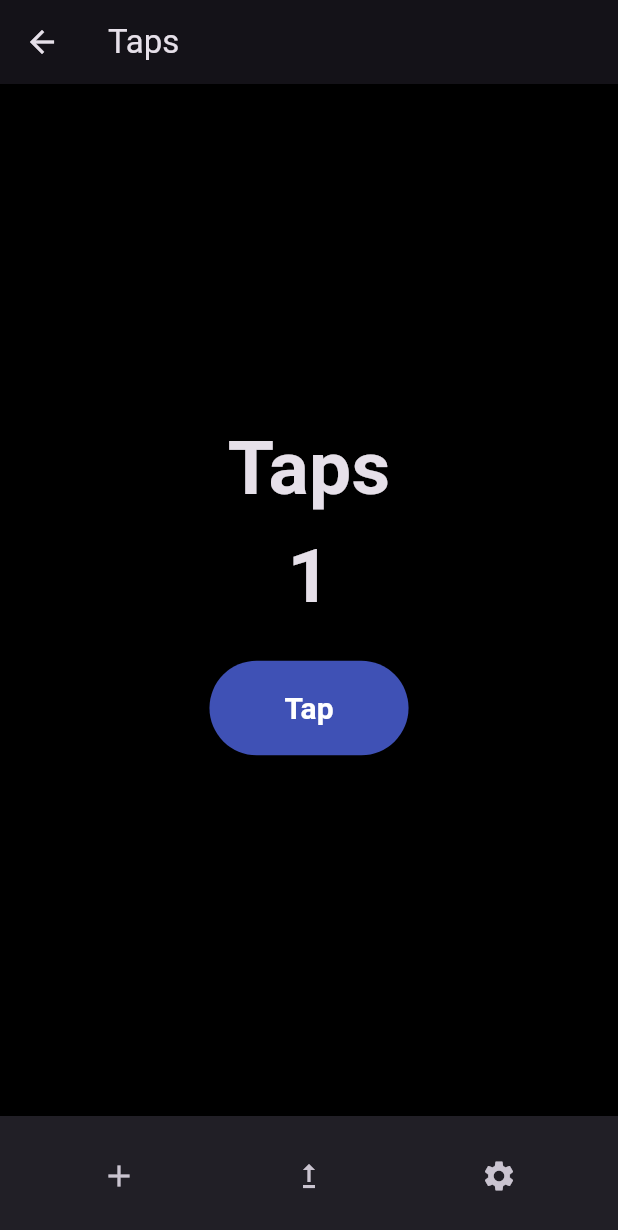
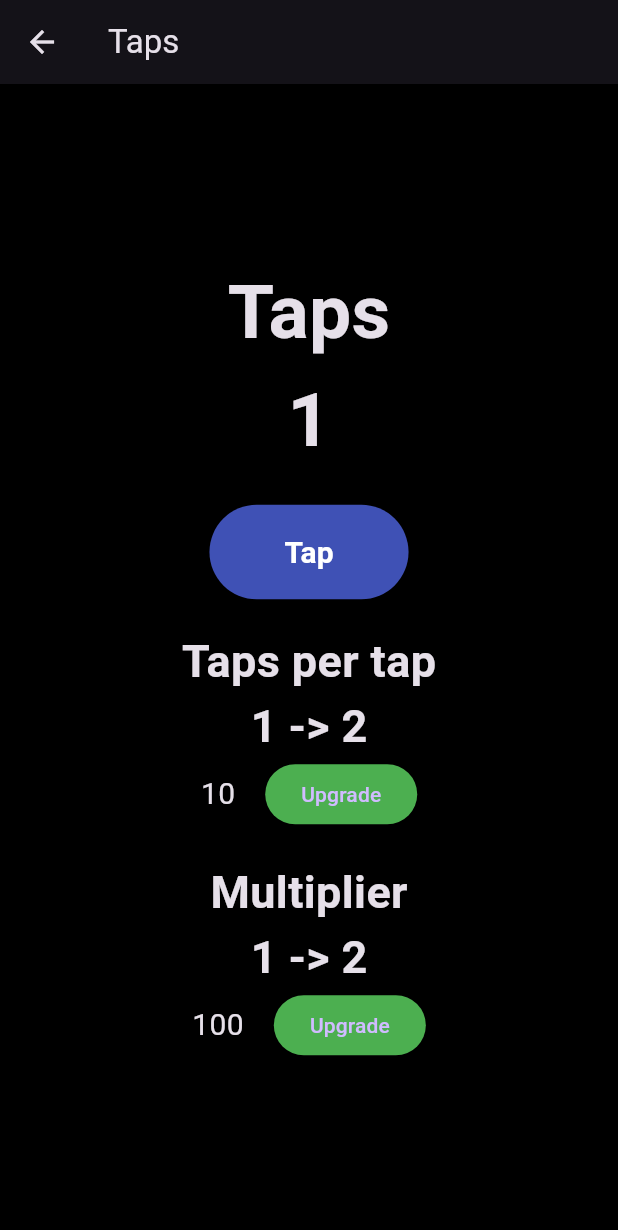
Before and after one commit to BenGrelk/turbo-tapper, a Flutter app: the Tapper screen opened directly, after a tap on "Tap", on a phone screen of 412 x 824 dp. Shown: the top 1230 px of the screen. Run offline on Flutter 3.47's test engine with Material 3 defaults, Android fonts, the phone set to English and light mode, and no system bars.

Commit message:
IT WORKS

```diff
--- a/lib/components/bottom_nav.dart
+++ /dev/null
@@ -1,31 +0,0 @@
-import 'package:flutter/material.dart';
-
-import '../screens/settings.dart';
-import '../screens/tapper.dart';
-import '../screens/upgrade.dart';
-import '../utils.dart';
-
-class BottomNav extends StatelessWidget {
-  @override
-  Widget build(BuildContext context) {
-    return BottomAppBar(
-      child: Row(
-        mainAxisAlignment: MainAxisAlignment.spaceAround,
-        children: [
-          IconButton(
-            icon: Icon(Icons.add),
-            onPressed: routeTo(context, Tapper()),
-          ),
-          IconButton(
-            icon: Icon(Icons.upgrade),
-            onPressed: routeTo(context, Upgrade()),
-          ),
-          IconButton(
-            icon: Icon(Icons.settings),
-            onPressed: routeTo(context, Settings()),
-          ),
-        ],
-      ),
-    );
-  }
-}
--- a/lib/models/player_model.dart
+++ b/lib/models/player_model.dart
@@ -19,17 +19,19 @@ class PlayerModel extends ChangeNotifier {
   int get multiplierCost => _multiplierCost;
 
   int _calculateTPTCost() {
-    return _tapsPerTapCost * _tapsPerTap * 1.5 as int;
+    double result = _tapsPerTapCost * _tapsPerTap * 1.5;
+    return result.round();
   }
 
   int _calculateMultiplierCost() {
-    return _multiplierCost * _multiplier * 1.5 as int;
+    double result = _multiplierCost * _multiplier * 1.5;
+    return result.round();
   }
 
   void incrementTaps() {
     _taps += _tapsPerTap * _multiplier;
 
-    playPopSound();
+    // playPopSound();
 
     notifyListeners();
   }
--- a/lib/screens/tapper.dart
+++ b/lib/screens/tapper.dart
@@ -1,14 +1,6 @@
-/*
-Screen where the user taps a button and the number of taps is counted.
-Show "Taps" at the top, followed by the number of taps under it.
-Tap button is centered 25% from the bottom of the screen.
-Bottom bar has icons for taps(this page), upgrade, and settings.
- */
-
 import 'package:flutter/material.dart';
 import 'package:provider/provider.dart';
 
-import '../components/bottom_nav.dart';
 import '../components/settings_button.dart';
 import '../models/player_model.dart';
 
@@ -18,18 +10,16 @@ class Tapper extends StatefulWidget {
 }
 
 class _TapperState extends State<Tapper> {
-
   void tap() {
     Provider.of<PlayerModel>(context, listen: false).incrementTaps();
   }
 
-  void Function() routeTo(Widget screen) {
-    return () {
-      Navigator.push(
-        context,
-        MaterialPageRoute(builder: (context) => screen),
-      );
-    };
+  void upgradeTPT() {
+    Provider.of<PlayerModel>(context, listen: false).upgradeTPT();
+  }
+
+  void upgradeMultiplier() {
+    Provider.of<PlayerModel>(context, listen: false).upgradeMultiplier();
   }
 
   @override
@@ -50,7 +40,7 @@ class _TapperState extends State<Tapper> {
               ),
             ),
             Text(
-              '${Provider.of<PlayerModel>(context).taps}',
+              "${Provider.of<PlayerModel>(context, listen: false).taps}",
               style: TextStyle(
                 fontSize: 50,
                 fontWeight: FontWeight.bold,
@@ -62,10 +52,74 @@ class _TapperState extends State<Tapper> {
               textColor: Colors.white,
               onPressed: tap,
             ),
+            Text(
+              'Taps per tap',
+              style: TextStyle(
+                fontSize: 30,
+                fontWeight: FontWeight.bold,
+              ),
+            ),
+            Text(
+              '${Provider.of<PlayerModel>(context).tapsPerTap} -> ${Provider.of<PlayerModel>(context, listen: false).tapsPerTap + 1}',
+              style: TextStyle(
+                fontSize: 30,
+                fontWeight: FontWeight.bold,
+              ),
+            ),
+            Row(
+              mainAxisAlignment: MainAxisAlignment.center,
+              children: [
+                Text(
+                  "${Provider.of<PlayerModel>(context, listen: false).tapsPerTapCost}",
+                  style: TextStyle(
+                    fontSize: 20,
+                  ),
+                ),
+                SizedBox(width: 20),
+                ElevatedButton(
+                  onPressed: upgradeTPT,
+                  child: Text('Upgrade'),
+                  style: ElevatedButton.styleFrom(
+                    backgroundColor: Colors.green,
+                  ),
+                ),
+              ],
+            ),
+            SizedBox(height: 20),
+            Text(
+              'Multiplier',
+              style: TextStyle(
+                fontSize: 30,
+                fontWeight: FontWeight.bold,
+              ),
+            ),
+            Text(
+              '${Provider.of<PlayerModel>(context).multiplier} -> ${Provider.of<PlayerModel>(context, listen: false).multiplier + 1}',
+              style: TextStyle(
+                fontSize: 30,
+                fontWeight: FontWeight.bold,
+              ),
+            ),
+            Row(
+              mainAxisAlignment: MainAxisAlignment.center,
+              children: [
+                Text(
+                    "${Provider.of<PlayerModel>(context).multiplierCost}",
+                  style: TextStyle(fontSize: 20),
+                ),
+                SizedBox(width: 20),
+                ElevatedButton(
+                  onPressed: upgradeMultiplier,
+                  child: Text('Upgrade'),
+                  style: ElevatedButton.styleFrom(
+                    backgroundColor: Colors.green,
+                  ),
+                ),
+              ],
+            ),
           ],
         ),
       ),
-      bottomNavigationBar: BottomNav(),
     );
   }
 }
--- a/lib/utils.dart
+++ b/lib/utils.dart
@@ -1,9 +1,6 @@
 import 'dart:math';
 
 import 'package:flutter/material.dart';
-import 'package:audioplayers/audioplayers.dart';
-
-final player = AudioPlayer();
 
 void Function() routeTo(BuildContext context, Widget screen) {
   return () {
--- a/pubspec.yaml
+++ b/pubspec.yaml
@@ -24,13 +24,12 @@ dependencies:
   flutter:
     sdk: flutter
 
-  font_awesome_flutter: ^9.2.0  # Check for the latest version
+  font_awesome_flutter: ^10.7.0
 
 
   cupertino_icons: ^1.0.2
   path_provider: ^2.1.3
   provider: ^6.1.2
-  audioplayers: ^5.2.1
 
 dev_dependencies:
   flutter_test:
```
Also changed, not shown: lib/screens/upgrade.dart (deleted, +0 -90 lines), 9 other files.
